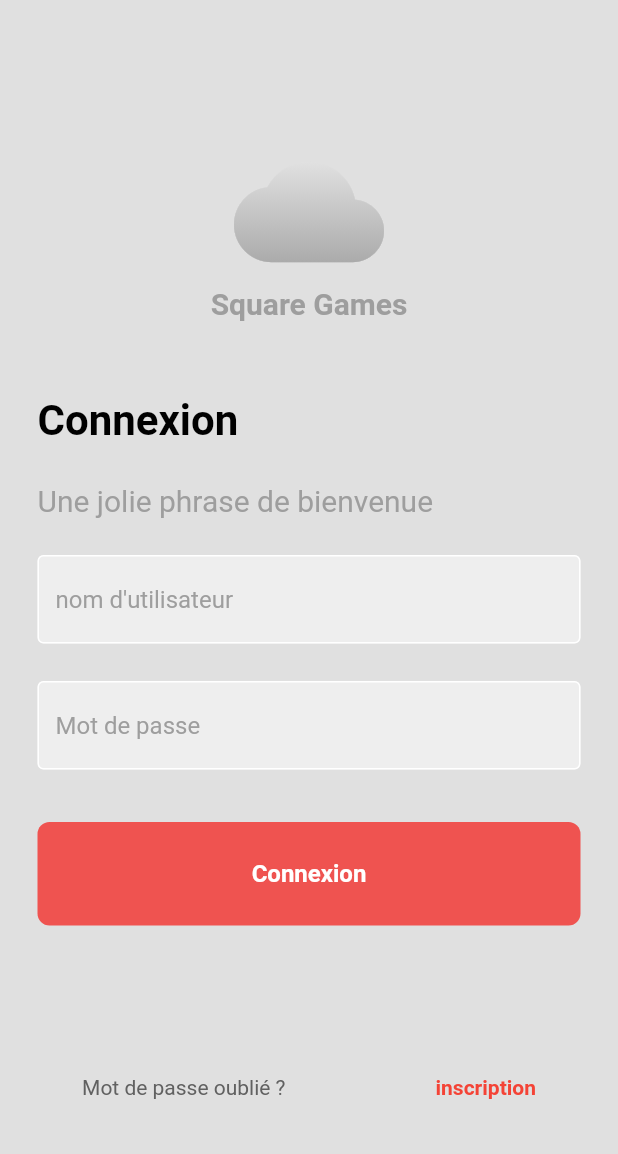
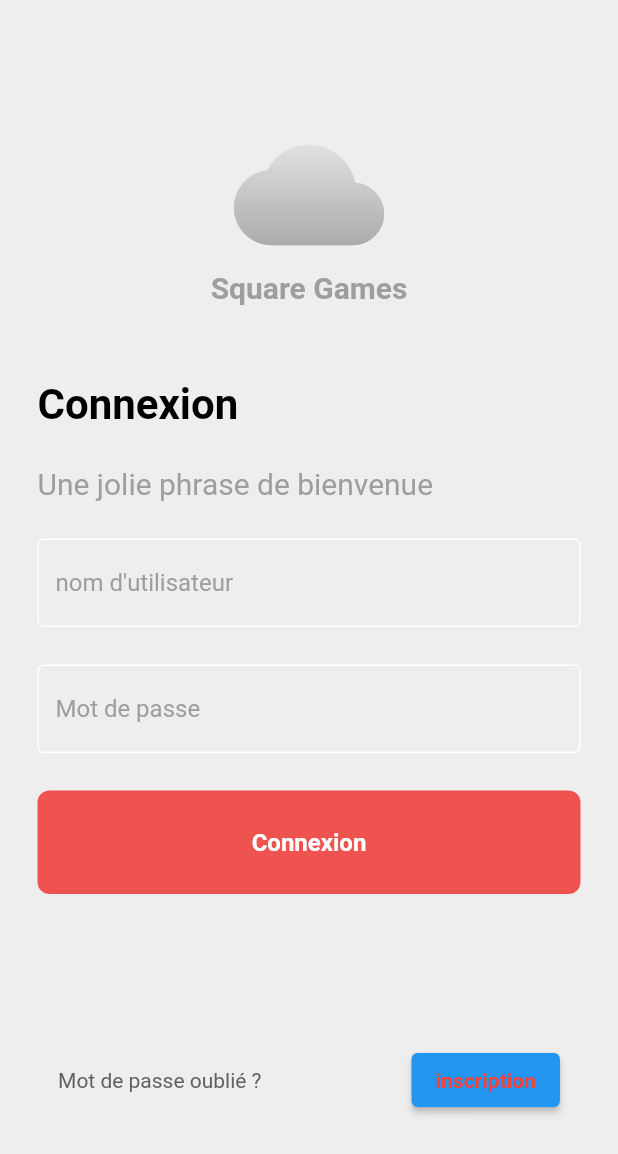
Before and after one commit to Anthony-Amico/squareMobil, a Flutter app: the screen it shows after launch, on a phone screen of 412 x 824 dp. Shown: the top 1154 px of the screen. Run offline on Flutter 3.47's test engine with Material 2 defaults, Android fonts, the phone set to English and light mode, and no system bars.

Commit message:
clean code

```diff
--- a/lib/src/login.dart
+++ b/lib/src/login.dart
@@ -19,7 +19,7 @@
   @override
   Widget build(BuildContext context){
     return Scaffold(
-      backgroundColor: Colors.grey[300],
+      backgroundColor: Colors.grey[200],
       body: SafeArea(
         child: Center(
           child: Column(
@@ -97,19 +97,6 @@
                 obscureText: true,
               ),
 
-              const SizedBox(height: 10),
-              /*Padding(
-                padding: const EdgeInsets.symmetric(horizontal: 25),
-                child: Row(
-                  mainAxisAlignment: MainAxisAlignment.end,
-                  children: [
-                    Text(
-                      'Mot de Passe oublié ?',
-                      style: TextStyle(color: Colors.grey[600]),
-                    ),
-                  ],
-                ),
-              ),*/
               const SizedBox(height: 25),
               MyButton(
                 onTap:() {
@@ -126,18 +113,25 @@
                     style: TextStyle(color: Colors.grey[700]),
                   ),
                   const SizedBox(width: 100),
-                  const Text('inscription',
-                    style: TextStyle(
-                        color: Colors.red,
-                        fontWeight: FontWeight.bold
+                  Container(
+                    child: ElevatedButton(
+                      child: const Text('inscription',
+                        style: TextStyle(
+                            color: Colors.red,
+                            fontWeight: FontWeight.bold
+                        ),
+                      ),
+                      onPressed: () {
+                        Navigator.pushNamed(context, '/constants');
+
+                      },
                     ),
                   ),
                 ],
               ),
             ],
           ),
-        )
-
+        ),
       ),
     );
   }
```
Also changed, not shown: lib/main.dart (+0 -47 lines).
